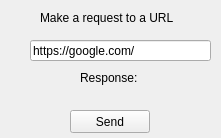
Old version of the form gui-design/query.ui in the repository ECHibiki/Asset-Tracker.
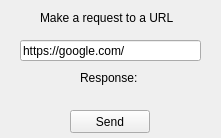
New version of the form.

Diff of the .ui file:
```diff
--- a/gui-design/query.ui
+++ b/gui-design/query.ui
@@ -16,7 +16,7 @@
   <widget class="QLineEdit" name="URL">
    <property name="geometry">
     <rect>
-     <x>30</x>
+     <x>20</x>
      <y>40</y>
      <width>181</width>
      <height>21</height>
```
Left out of the diff: 16 changed lines with no effect on the pictures.
